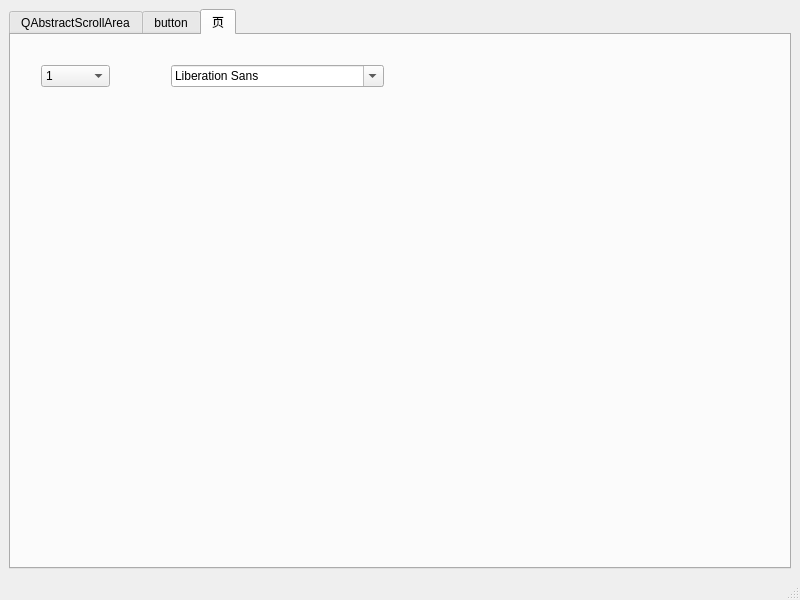
The window that QStyleDemo/QssDemo/mainwindow.ui (mahuifa/QMDemo) describes before a commit, drawn with Qt 5.
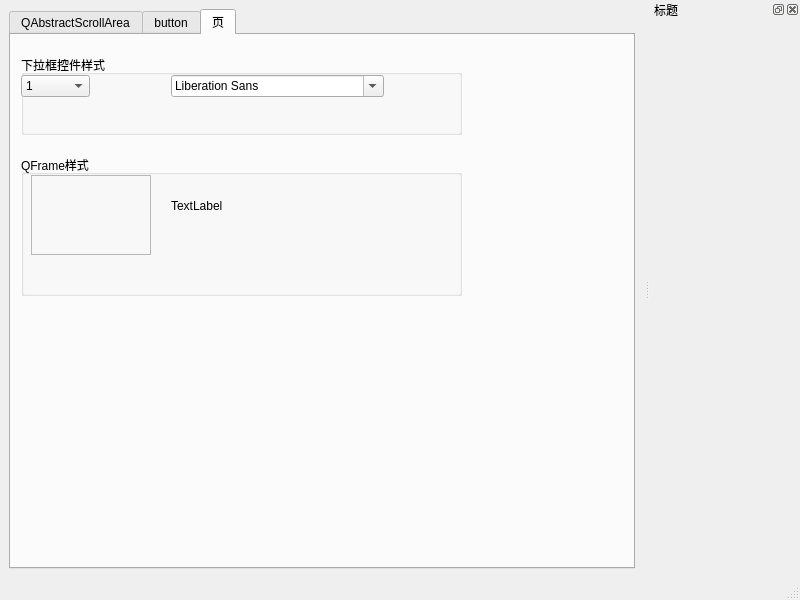
The same window after the commit.

Commit message:
新功能：实现QssDemo功能
    1、实现QDockWidget、QFrame、QLabel、QToolTip样式;

```diff
--- a/QStyleDemo/QssDemo/mainwindow.ui
+++ b/QStyleDemo/QssDemo/mainwindow.ui
@@ -567,11 +567,23 @@
        <attribute name="title">
         <string>页</string>
        </attribute>
+       <widget class="QGroupBox" name="groupBox_5">
+        <property name="geometry">
+         <rect>
+          <x>10</x>
+          <y>20</y>
+          <width>441</width>
+          <height>80</height>
+         </rect>
+        </property>
+        <property name="title">
+         <string>下拉框控件样式</string>
+        </property>
        <widget class="QComboBox" name="comboBox">
         <property name="geometry">
          <rect>
-          <x>30</x>
-          <y>30</y>
+           <x>0</x>
+           <y>20</y>
           <width>69</width>
           <height>22</height>
          </rect>
@@ -606,8 +618,8 @@
        <widget class="QFontComboBox" name="fontComboBox">
         <property name="geometry">
          <rect>
-          <x>160</x>
-          <y>30</y>
+           <x>150</x>
+           <y>20</y>
           <width>213</width>
           <height>22</height>
          </rect>
@@ -617,6 +629,52 @@
         </property>
        </widget>
       </widget>
+       <widget class="QGroupBox" name="groupBox_6">
+        <property name="geometry">
+         <rect>
+          <x>10</x>
+          <y>120</y>
+          <width>441</width>
+          <height>141</height>
+         </rect>
+        </property>
+        <property name="title">
+         <string>QFrame样式</string>
+        </property>
+        <widget class="QFrame" name="frame">
+         <property name="geometry">
+          <rect>
+           <x>10</x>
+           <y>20</y>
+           <width>120</width>
+           <height>80</height>
+          </rect>
+         </property>
+         <property name="frameShape">
+          <enum>QFrame::StyledPanel</enum>
+         </property>
+         <property name="frameShadow">
+          <enum>QFrame::Raised</enum>
+         </property>
+        </widget>
+        <widget class="QLabel" name="label_9">
+         <property name="geometry">
+          <rect>
+           <x>150</x>
+           <y>30</y>
+           <width>101</width>
+           <height>41</height>
+          </rect>
+         </property>
+         <property name="toolTip">
+          <string>ToolTip</string>
+         </property>
+         <property name="text">
+          <string>TextLabel</string>
+         </property>
+        </widget>
+       </widget>
+      </widget>
      </widget>
     </item>
    </layout>
@@ -632,6 +690,21 @@
    </property>
   </widget>
   <widget class="QStatusBar" name="statusbar"/>
+  <widget class="QDockWidget" name="dockWidget_2">
+   <property name="minimumSize">
+    <size>
+     <width>150</width>
+     <height>38</height>
+    </size>
+   </property>
+   <property name="windowTitle">
+    <string>标题</string>
+   </property>
+   <attribute name="dockWidgetArea">
+    <number>2</number>
+   </attribute>
+   <widget class="QWidget" name="dockWidgetContents_2"/>
+  </widget>
  </widget>
  <resources/>
  <connections/>
```
Left out of the diff: 2 changed lines with no effect on the pictures. Lines whose indentation alone changed are shown as unchanged. The commit also changes 2 other files.
